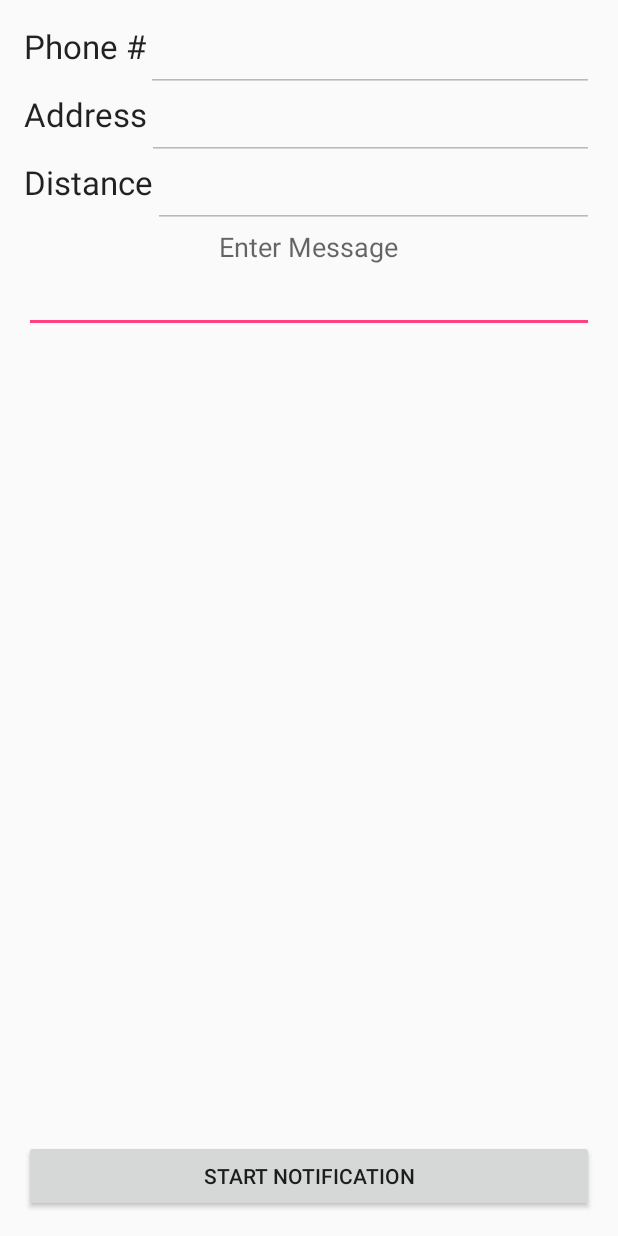
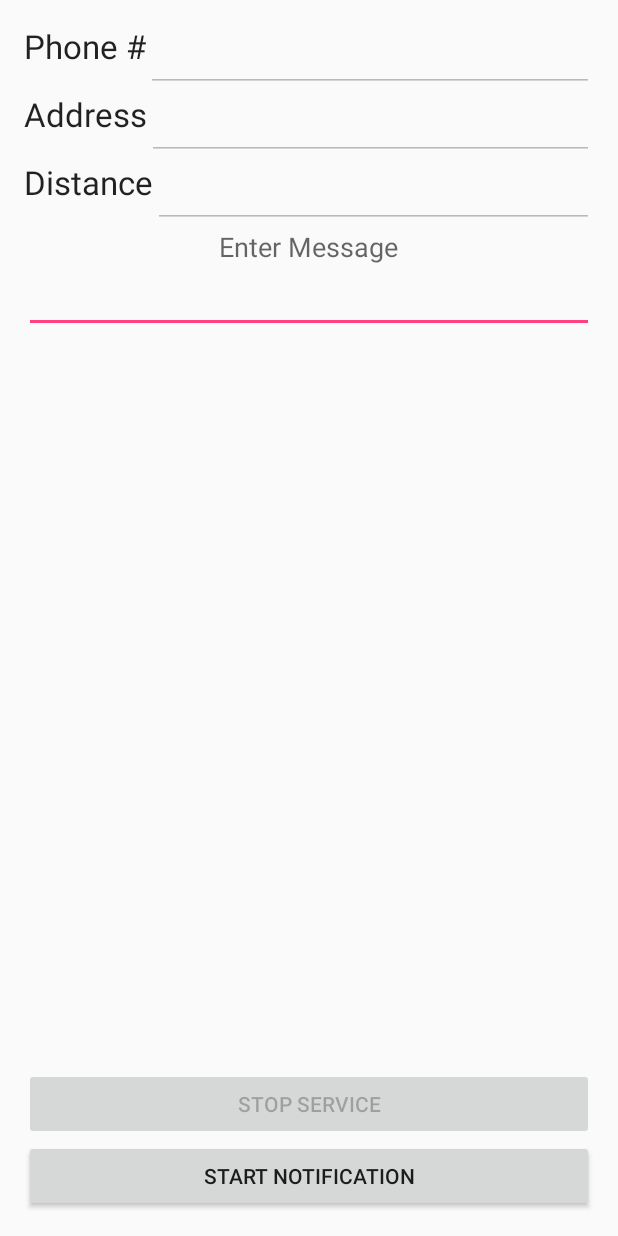
Before and after one commit to StevenPG/RoundTheCorner, an Android app: the layout activity_message.xml on its own in the app's theme, with its tools: preview values and no code run, on a phone screen of 412 x 824 dp. Run offline under Robolectric (Android 15) with nearby library versions, the phone set to English and light mode, and no system bars.

Commit message:
Almost done V2, attempting to fix V1 submodule

```diff
--- a/Round The Corner V2/Rtc/app/build.gradle
+++ b/Round The Corner V2/Rtc/app/build.gradle
@@ -6,7 +6,7 @@ android {
 
     defaultConfig {
         applicationId "com.stevengantz.rtc"
-        minSdkVersion 15
+        minSdkVersion 16
         targetSdkVersion 23
         versionCode 1
         versionName "1.0"
--- a/Round The Corner V2/Rtc/app/src/main/AndroidManifest.xml
+++ b/Round The Corner V2/Rtc/app/src/main/AndroidManifest.xml
@@ -55,7 +55,11 @@
                 android:name="android.support.PARENT_ACTIVITY"
                 android:value="com.stevengantz.rtc.ContactActivity" />
         </activity>
-        <activity android:name=".MessageActivity"></activity>
+        <activity android:name=".MessageActivity" />
+
+        <service
+            android:name=".UpdateService"
+            android:exported="false" />
     </application>
 
 </manifest>
--- a/Round The Corner V2/Rtc/app/src/main/res/layout/activity_message.xml
+++ b/Round The Corner V2/Rtc/app/src/main/res/layout/activity_message.xml
@@ -102,4 +102,16 @@
         android:layout_below="@+id/DistText"
         android:layout_centerHorizontal="true" />
 
+    <Button
+        android:layout_width="wrap_content"
+        android:layout_height="wrap_content"
+        android:text="Stop Service"
+        android:id="@+id/stopServiceButton"
+        android:layout_above="@+id/startButton"
+        android:layout_alignParentRight="true"
+        android:layout_alignParentEnd="true"
+        android:layout_alignParentLeft="true"
+        android:layout_alignParentStart="true"
+        android:enabled="false" />
+
 </RelativeLayout>
```
Also changed, not shown: Round The Corner V2/Rtc/app/src/main/java/com/stevengantz/rtc/MessageActivity.java (+42 -3 lines), Round The Corner V2/Rtc/app/src/main/java/com/stevengantz/rtc/UpdateService.java (added, +66 -0 lines).
